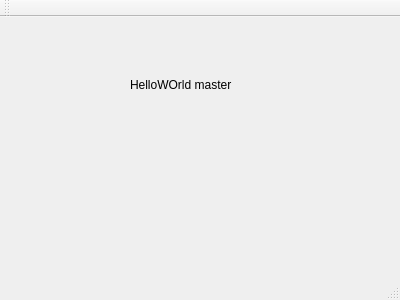
The window that HelloWorld/mainwindow.ui (wiyarun/Qt4.8-FaceDetection) describes before a commit, drawn with Qt 5.
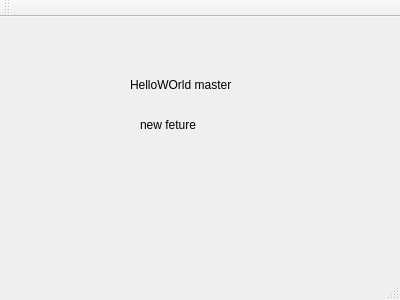
The same window after the commit.

Patch:
```diff
--- a/HelloWorld/mainwindow.ui
+++ b/HelloWorld/mainwindow.ui
@@ -27,6 +27,19 @@
      <string>HelloWOrld master</string>
     </property>
    </widget>
+   <widget class="QLabel" name="label_2">
+    <property name="geometry">
+     <rect>
+      <x>140</x>
+      <y>100</y>
+      <width>111</width>
+      <height>16</height>
+     </rect>
+    </property>
+    <property name="text">
+     <string>new feture</string>
+    </property>
+   </widget>
   </widget>
   <widget class="QMenuBar" name="menuBar">
    <property name="geometry">
```
